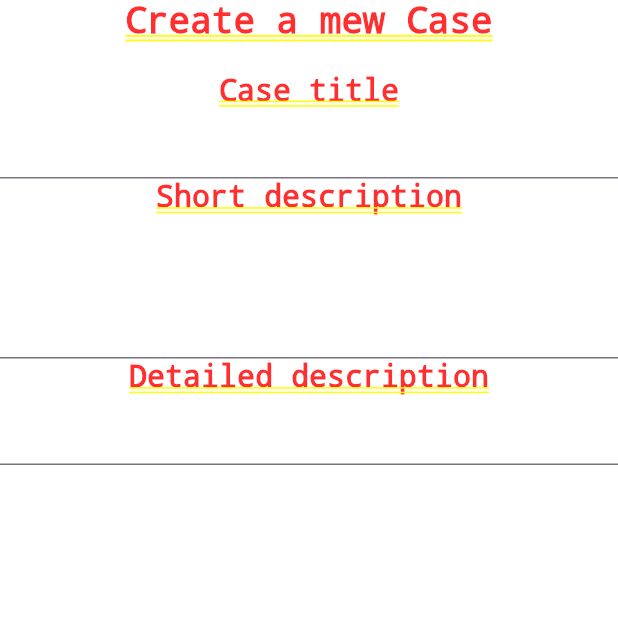
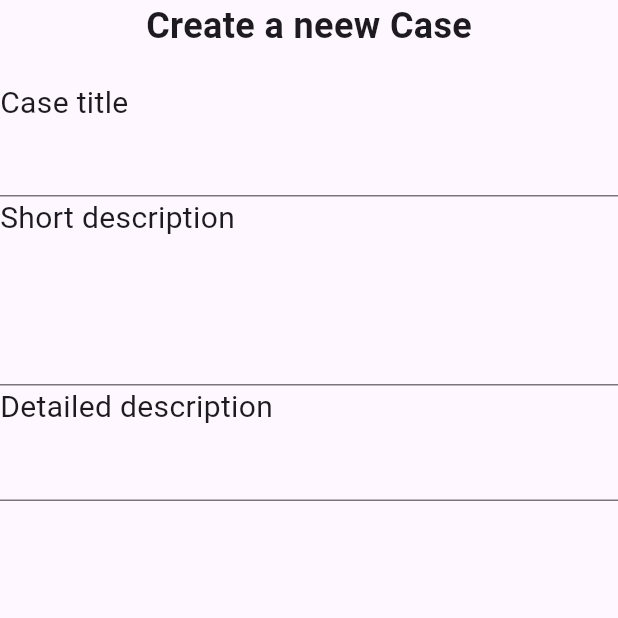
Before and after one commit to Ahmadu-Suleiman/CASE, a Flutter app: the screen it shows after launch, after a tap on the "menu" icon, after a tap on the "search" icon, after a tap on the "add" icon, on a phone screen of 412 x 824 dp, the top half of it. Run offline on Flutter 3.47's test engine with Material 3 defaults, Android fonts, the phone set to English and light mode, and no system bars; our stand-ins replace animated_bottom_navigation_bar.

Commit message:
improved the case page user interface

```diff
--- a/lib/main.dart
+++ b/lib/main.dart
@@ -4,9 +4,10 @@ import 'package:case_be_heard/pages/home.dart';
 
 void main() {
   runApp(MaterialApp(
+    theme: ThemeData(
+      primarySwatch: Colors.brown,
+    ),
     home: const HomeWidget(),
-    routes: {
-      '/create_case': (context) => const CreateCase()
-    },
+    routes: {'/create_case': (context) => const CreateCase()},
   ));
 }
--- a/lib/pages/create_case.dart
+++ b/lib/pages/create_case.dart
@@ -10,11 +10,12 @@ class CreateCase extends StatefulWidget {
 class _CreateCaseState extends State<CreateCase> {
   @override
   Widget build(BuildContext context) {
-    return const Column(
-      children: [
+    return Material(
+      child: ListView(
+        children: const [
            Center(
             child: Text(
-            'Create a mew Case',
+              'Create a neew Case',
               style: TextStyle(
                 fontSize: 24,
                 fontWeight: FontWeight.bold,
@@ -65,6 +66,7 @@ class _CreateCaseState extends State<CreateCase> {
 
 
         ],
+      ),
     );
   }
 }
--- a/lib/pages/home.dart
+++ b/lib/pages/home.dart
@@ -37,7 +37,9 @@ class _HomeWidgetState extends State<HomeWidget> {
           );
         }),
         title: const Image(
-          image: AssetImage('assets/case_logo1.png'),
+          height: 80,
+          width: 80,
+          image: AssetImage('assets/case_logo_main.ico'),
           color: Colors.brown,
         ),
         centerTitle: true,
@@ -116,6 +118,7 @@ class _HomeWidgetState extends State<HomeWidget> {
       floatingActionButton: FloatingActionButton(
         onPressed: () => Navigator.pushNamed(context, '/create_case'),
         shape: const CircleBorder(),
+        splashColor: Colors.brown,
         child: const Icon(
           Icons.add,
           color: Colors.brown,
@@ -134,7 +137,6 @@ class _HomeWidgetState extends State<HomeWidget> {
         notchMargin: 8,
         notchSmoothness: NotchSmoothness.sharpEdge,
         onTap: (index) => setState(() => bottomNavIndex = index),
-        backgroundColor: Colors.white,
       ),
     );
   }
```
Also changed, not shown: 4 other files. Lines whose indentation alone changed are shown as unchanged.
